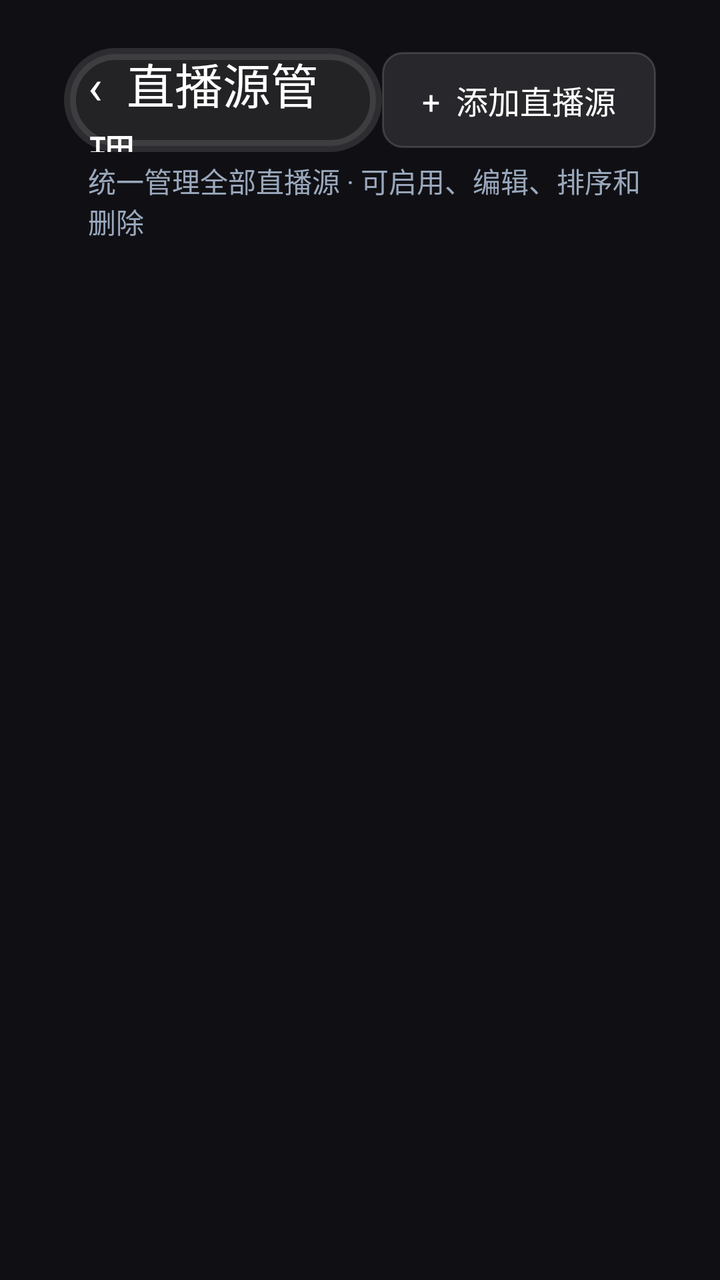
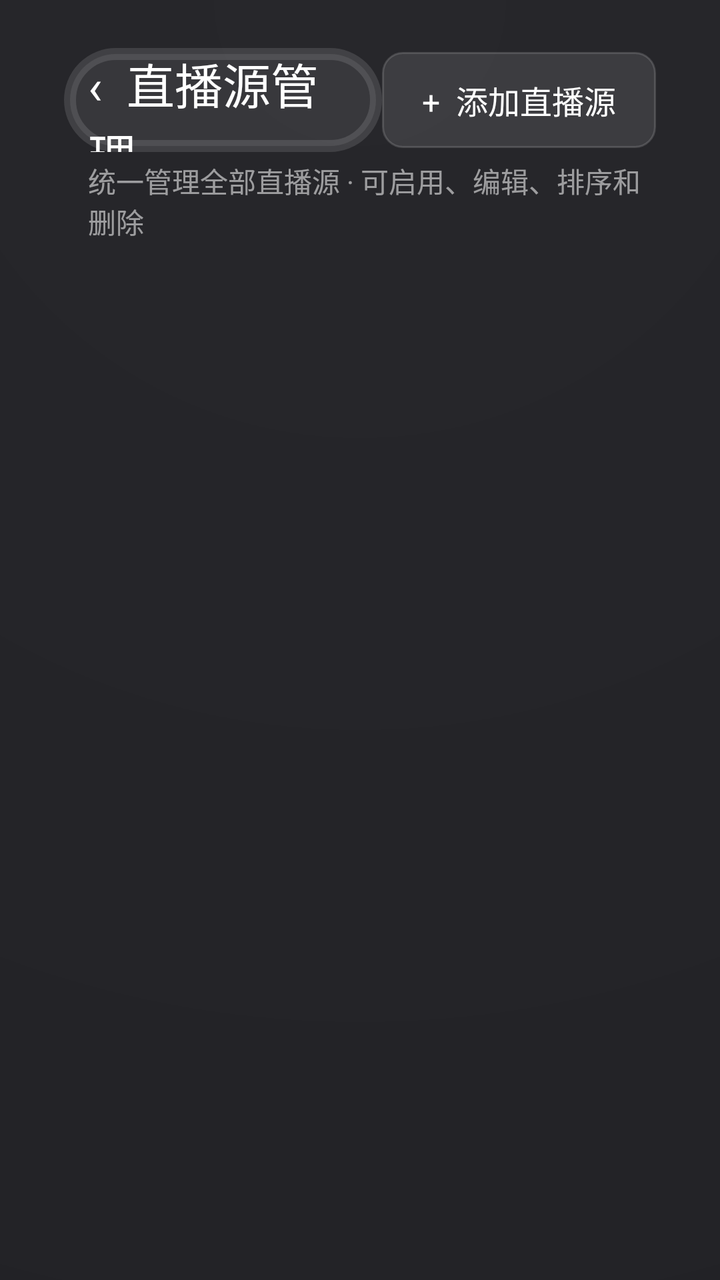

Screens rendered from an Android XML layout before and after an edit, with the pre-edit source and the edit as a unified diff.
<!-- AndroidManifest.xml: application theme AppTheme.NoActionBar -->
<!-- res/layout/activity_live_source_manager.xml -->
<?xml version="1.0" encoding="utf-8"?>
<LinearLayout xmlns:android="http://schemas.android.com/apk/res/android" android:orientation="vertical"
    android:background="#101014" android:layout_width="match_parent" android:layout_height="match_parent"
    android:paddingLeft="32dp" android:paddingTop="24dp" android:paddingRight="32dp" android:paddingBottom="20dp">
    <LinearLayout android:gravity="center_vertical" android:layout_width="match_parent" android:layout_height="wrap_content">
        <TextView android:id="@+id/liveSourceBack" android:text="‹  直播源管理" android:textColor="#FFFFFFFF"
            android:textSize="24sp" android:gravity="center_vertical" android:focusable="true" android:clickable="true"
            android:background="@drawable/selector_setting_back" android:paddingLeft="12dp" android:paddingRight="18dp"
            android:layout_width="0dp" android:layout_weight="1" android:layout_height="52dp"/>
        <TextView android:id="@+id/liveSourceAdd" android:text="+  添加直播源" android:textColor="#FFFFFFFF"
            android:textSize="16sp" android:gravity="center" android:focusable="true" android:clickable="true"
            android:background="@drawable/bg_live_source_action" android:paddingLeft="20dp" android:paddingRight="20dp"
            android:layout_width="wrap_content" android:layout_height="48dp"/>
    </LinearLayout>
    <TextView android:id="@+id/liveSourceHint" android:text="统一管理全部直播源 · 可启用、编辑、排序和删除"
        android:textColor="#FF9AA8BD" android:textSize="14sp" android:layout_marginLeft="12dp"
        android:layout_marginTop="4dp" android:layout_marginBottom="18dp"
        android:layout_width="match_parent" android:layout_height="wrap_content"/>
    <ScrollView android:clipToPadding="false" android:fillViewport="true"
        android:layout_width="match_parent" android:layout_height="0dp" android:layout_weight="1">
        <LinearLayout android:id="@+id/liveSourceList" android:orientation="vertical"
            android:layout_width="match_parent" android:layout_height="wrap_content"/>
    </ScrollView>
</LinearLayout>
<!-- resources referenced by this layout -->
<resources>
  <!-- drawable bg_live_source_action (drawable) -->
  <?xml version="1.0" encoding="utf-8"?>
  <selector xmlns:android="http://schemas.android.com/apk/res/android">
      <item android:state_pressed="true">
          <shape>
              <solid android:color="#59FFFFFF"/>
              <stroke android:width="1.5dp" android:color="#FFFFFF"/>
              <corners android:radius="10dp"/>
          </shape>
      </item>
      <item android:state_focused="true">
          <shape>
              <solid android:color="#40FFFFFF"/>
              <stroke android:width="1.5dp" android:color="#B3FFFFFF"/>
              <corners android:radius="10dp"/>
          </shape>
      </item>
      <item>
          <shape>
              <solid android:color="#1AFFFFFF"/>
              <stroke android:width="1dp" android:color="#26FFFFFF"/>
              <corners android:radius="10dp"/>
          </shape>
      </item>
  </selector>
  <!-- drawable selector_setting_back (drawable) -->
  <?xml version="1.0" encoding="utf-8"?>
  <selector xmlns:android="http://schemas.android.com/apk/res/android">
      <item android:state_focused="true">
          <shape>
              <corners android:radius="@dimen/radius_20" />
              <solid android:color="#40FFFFFF" />
              <stroke
                  android:width="@dimen/vs_1"
                  android:color="#FFFFFF" />
          </shape>
      </item>
      <item>
          <shape>
              <corners android:radius="@dimen/radius_20" />
              <solid android:color="#14FFFFFF" />
              <stroke
                  android:width="@dimen/vs_1"
                  android:color="#1FFFFFFF" />
          </shape>
      </item>
  </selector>
  <style name="AppTheme.NoActionBar">
          <item name="android:windowActionBar">false</item>
          <item name="android:windowNoTitle">true</item>
          <item name="windowActionBar">false</item>
          <item name="android:windowFullscreen">true</item>//全屏即无通知栏
          <item name="android:windowContentOverlay">@null</item>//是否有遮盖
          <item name="windowNoTitle">true</item>
          <item name="android:keepScreenOn">true</item>
          
          <item name="android:windowBackground">@drawable/app_bg</item>
      </style>
  <dimen name="radius_20">20mm</dimen>
  <dimen name="vs_1">1mm</dimen>
  <!-- drawable app_bg: png bitmap (drawable, 198620 bytes) -->
</resources>

<!-- the commit's change to res/layout/activity_live_source_manager.xml (unified diff, before → after) -->
@@ -1,19 +1,19 @@
 <?xml version="1.0" encoding="utf-8"?>
 <LinearLayout xmlns:android="http://schemas.android.com/apk/res/android" android:orientation="vertical"
-    android:background="#101014" android:layout_width="match_parent" android:layout_height="match_parent"
+    android:background="@drawable/bg_settings_page" android:layout_width="match_parent" android:layout_height="match_parent"
     android:paddingLeft="32dp" android:paddingTop="24dp" android:paddingRight="32dp" android:paddingBottom="20dp">
     <LinearLayout android:gravity="center_vertical" android:layout_width="match_parent" android:layout_height="wrap_content">
-        <TextView android:id="@+id/liveSourceBack" android:text="‹  直播源管理" android:textColor="#FFFFFFFF"
+        <TextView android:id="@+id/liveSourceBack" android:text="‹  直播源管理" android:textColor="@color/color_FFFFFF"
             android:textSize="24sp" android:gravity="center_vertical" android:focusable="true" android:clickable="true"
             android:background="@drawable/selector_setting_back" android:paddingLeft="12dp" android:paddingRight="18dp"
             android:layout_width="0dp" android:layout_weight="1" android:layout_height="52dp"/>
-        <TextView android:id="@+id/liveSourceAdd" android:text="+  添加直播源" android:textColor="#FFFFFFFF"
+        <TextView android:id="@+id/liveSourceAdd" android:text="+  添加直播源" android:textColor="@color/color_FFFFFF"
             android:textSize="16sp" android:gravity="center" android:focusable="true" android:clickable="true"
             android:background="@drawable/bg_live_source_action" android:paddingLeft="20dp" android:paddingRight="20dp"
             android:layout_width="wrap_content" android:layout_height="48dp"/>
     </LinearLayout>
     <TextView android:id="@+id/liveSourceHint" android:text="统一管理全部直播源 · 可启用、编辑、排序和删除"
-        android:textColor="#FF9AA8BD" android:textSize="14sp" android:layout_marginLeft="12dp"
+        android:textColor="@color/settings_text_secondary" android:textSize="14sp" android:layout_marginLeft="12dp"
         android:layout_marginTop="4dp" android:layout_marginBottom="18dp"
         android:layout_width="match_parent" android:layout_height="wrap_content"/>
     <ScrollView android:clipToPadding="false" android:fillViewport="true"
<!-- resource entries referenced after the edit -->
@@ -1,5 +1,7 @@
 <!-- resources referenced by this layout -->
 <resources>
+  <color name="color_FFFFFF">#ffffffff</color>
+  <color name="settings_text_secondary">@color/color_rail_text_muted</color>
   <!-- drawable bg_live_source_action (drawable) -->
   <?xml version="1.0" encoding="utf-8"?>
   <selector xmlns:android="http://schemas.android.com/apk/res/android">
@@ -25,6 +27,26 @@
           </shape>
       </item>
   </selector>
+  <!-- drawable bg_settings_page (drawable) -->
+  <?xml version="1.0" encoding="utf-8"?>
+  <layer-list xmlns:android="http://schemas.android.com/apk/res/android">
+      <item>
+          <shape>
+              <solid android:color="@color/settings_background" />
+          </shape>
+      </item>
+      <item>
+          <shape>
+              <gradient
+                  android:type="radial"
+                  android:centerX="0.5"
+                  android:centerY="0.0"
+                  android:gradientRadius="600mm"
+                  android:startColor="#18FFFFFF"
+                  android:endColor="#00000000" />
+          </shape>
+      </item>
+  </layer-list>
   <!-- drawable selector_setting_back (drawable) -->
   <?xml version="1.0" encoding="utf-8"?>
   <selector xmlns:android="http://schemas.android.com/apk/res/android">
@@ -58,8 +80,11 @@
           
           <item name="android:windowBackground">@drawable/app_bg</item>
       </style>
+  <color name="color_rail_text_muted">#8CFFFFFF</color>
+  <color name="settings_background">@color/color_home_base</color>
   <dimen name="radius_20">20mm</dimen>
   <dimen name="vs_1">1mm</dimen>
   <!-- drawable app_bg: png bitmap (drawable, 198620 bytes) -->
+  <color name="color_home_base">#FF101014</color>
 </resources>
 
